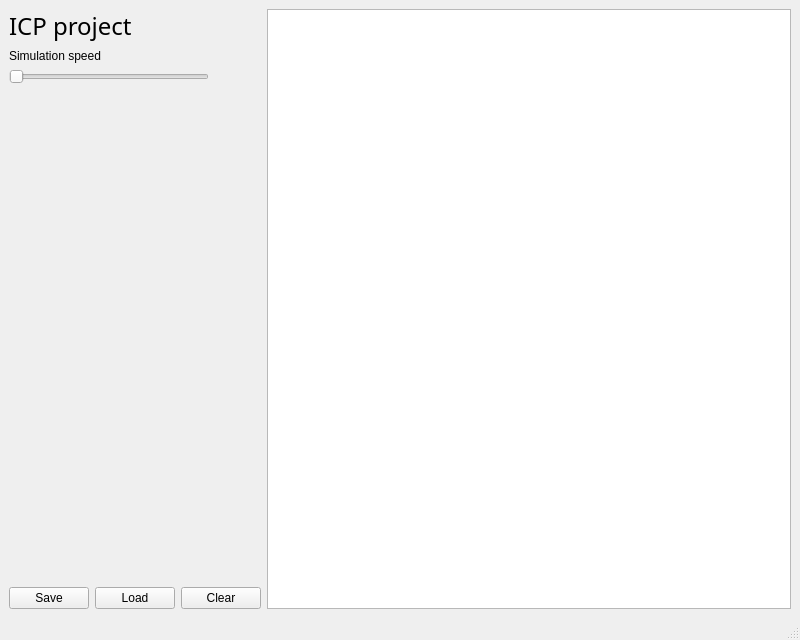
This is src/mainwindow.ui in jakubvsetecka/autonomous-robot-simulation as Qt 5 draws it before an edit. The edited form follows.
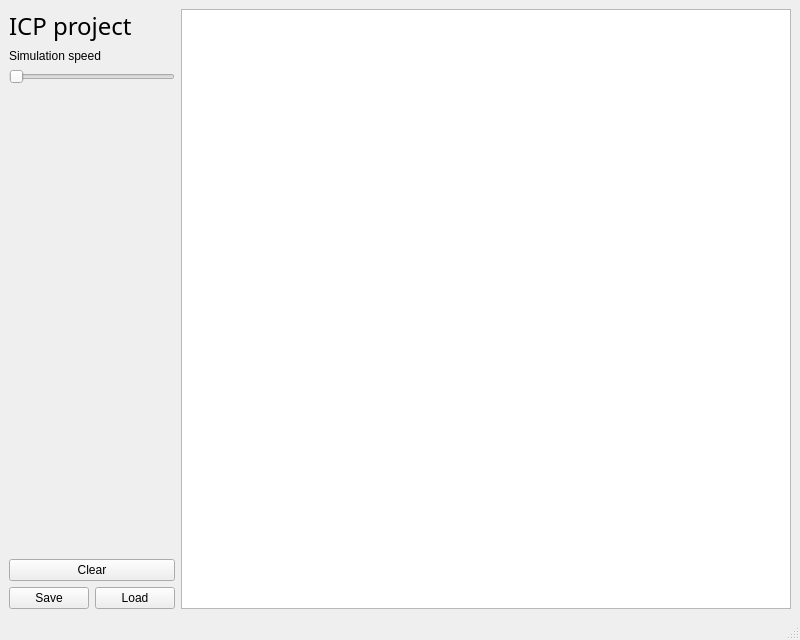
This is the edited form. Custom widgets are drawn as their Qt base class.

Commit message: fix: :bug: layout shifts

```diff
--- a/src/mainwindow.ui
+++ b/src/mainwindow.ui
@@ -22,8 +22,8 @@
                         </property>
                     </widget>
                 </item>
-                <item row="0" column="0">
-                    <layout class="QVBoxLayout" name="verticalLayout_2">
+                <item row="0" column="1">
+                    <layout class="QVBoxLayout" name="sideBar">
                         <item>
                             <widget class="QLabel" name="label">
                                 <property name="font">
@@ -46,17 +46,11 @@
                         </item>
                         <item>
                             <widget class="QSlider" name="horizontalSlider">
-                                <property name="maximumSize">
-                                    <size>
-                                        <width>200</width>
-                                        <height>16777215</height>
-                                    </size>
-                                </property>
-                                <property name="maximum">
-                                    <number>100</number>
-                                </property>
-                                <property name="value">
-                                    <number>0</number>
+                                <property name="sizePolicy">
+                                    <sizepolicy hsizetype="Minimum" vsizetype="Fixed">
+                                        <horstretch>0</horstretch>
+                                        <verstretch>0</verstretch>
+                                    </sizepolicy>
                                 </property>
                                 <property name="orientation">
                                     <enum>Qt::Horizontal</enum>
@@ -86,6 +80,13 @@
                                 </property>
                             </spacer>
                         </item>
+                        <item>
+                            <widget class="QPushButton" name="pushButton">
+                                <property name="text">
+                                    <string>Clear</string>
+                                </property>
+                            </widget>
+                        </item>
                         <item>
                             <layout class="QHBoxLayout" name="horizontalLayout">
                                 <item>
@@ -102,13 +103,6 @@
                                         </property>
                                     </widget>
                                 </item>
-                                <item>
-                                    <widget class="QPushButton" name="pushButton">
-                                        <property name="text">
-                                            <string>Clear</string>
-                                        </property>
-                                    </widget>
-                                </item>
                             </layout>
                         </item>
                     </layout>
```
The commit also changes 2 other files.
